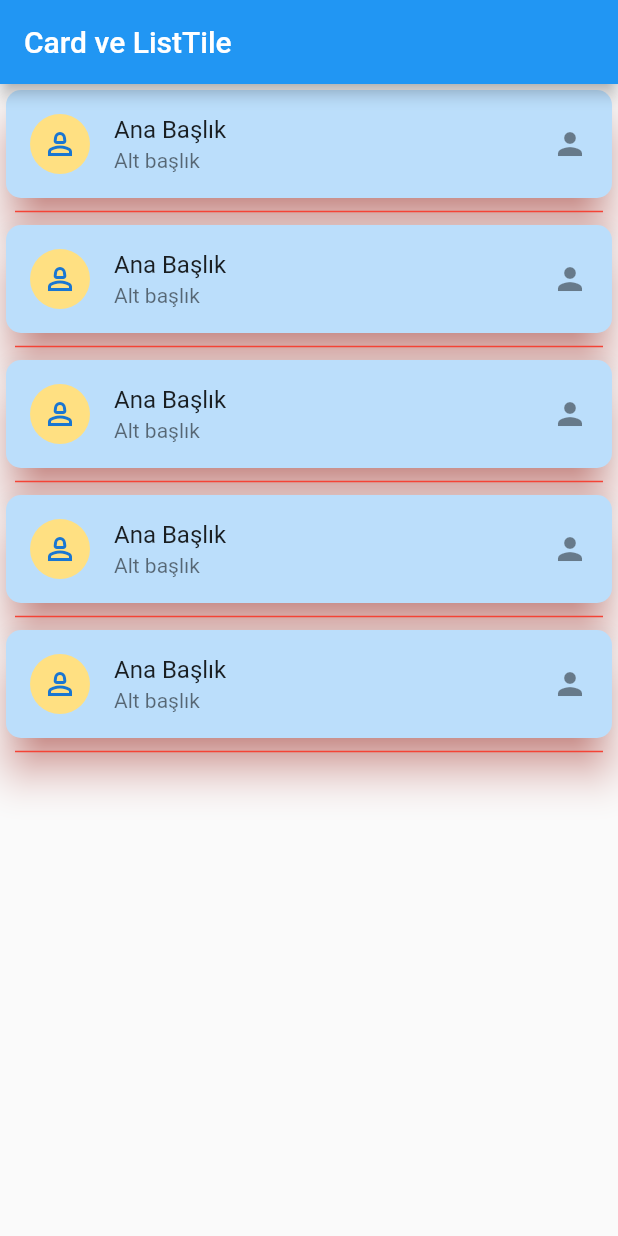
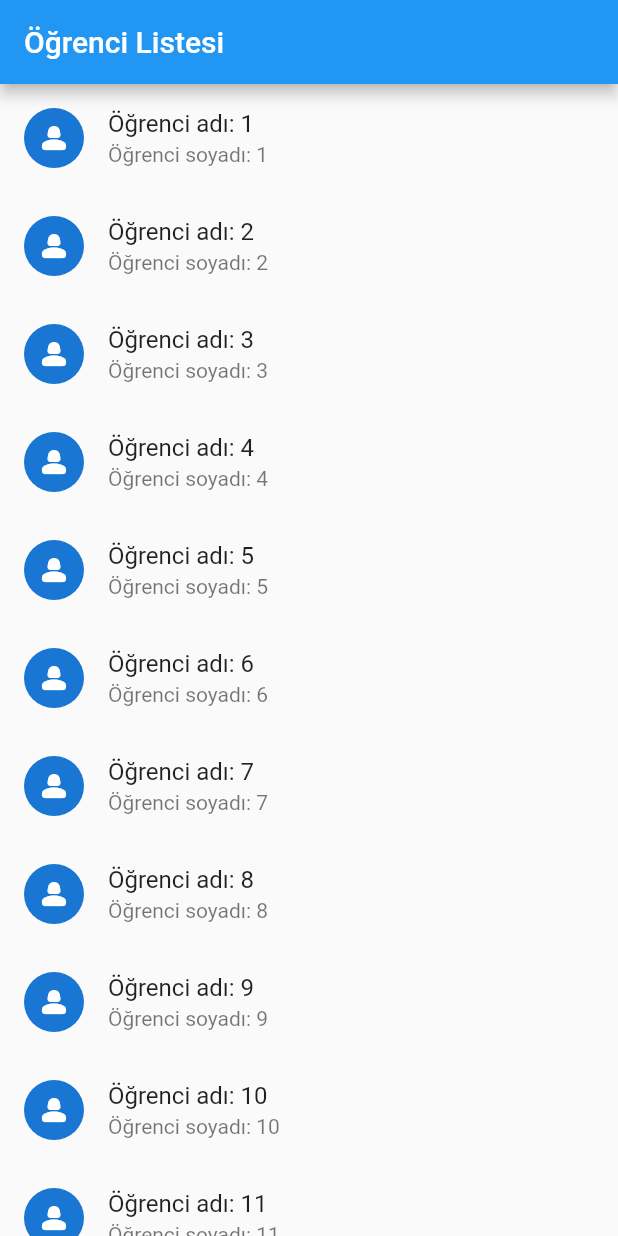
Before and after one commit to sinanfen/flutter_scrolls_app, a Flutter app: the screen it shows after launch, on a phone screen of 412 x 824 dp. Run offline on Flutter 3.47's test engine with Material 2 defaults, Android fonts, the phone set to English and light mode, and no system bars.

Commit message:
listTile and listView usage

```diff
--- /dev/null
+++ b/lib/listview_kullanimi.dart
@@ -0,0 +1,42 @@
+import 'package:flutter/material.dart';
+import 'package:flutter/src/widgets/framework.dart';
+import 'package:flutter/src/widgets/placeholder.dart';
+
+class ListViewKullanimi extends StatelessWidget {
+  ListViewKullanimi({super.key});
+
+  List<Ogrenci> tumOgrenciler = List.generate(
+    500,
+    (index) =>
+        Ogrenci(index + 1, 'Öğrenci adı: ${index + 1}', 'Öğrenci soyadı: ${index + 1}'),
+  );
+
+  @override
+  Widget build(BuildContext context) {
+    return Scaffold(
+      appBar: AppBar(
+        title: Text('Öğrenci Listesi'),
+      ),
+      body: ListView(
+        children: tumOgrenciler
+            .map((Ogrenci ogrenci) => ListTile(
+                  title: Text(ogrenci.isim),
+                  subtitle: Text(ogrenci.soyisim),
+                  leading: CircleAvatar(
+                      child: Icon(
+                    Icons.person_2_rounded,
+                  )),
+                ))
+            .toList(),
+      ),
+    );
+  }
+}
+
+class Ogrenci {
+  final int id;
+  final String isim;
+  final String soyisim;
+
+  Ogrenci(this.id, this.isim, this.soyisim);
+}
--- a/lib/main.dart
+++ b/lib/main.dart
@@ -1,5 +1,6 @@
 import 'package:flutter/material.dart';
 import 'package:flutter_scrolls_app/card_listtile.dart';
+import 'package:flutter_scrolls_app/listview_kullanimi.dart';
 
 void main() => runApp(const MyApp());
 
@@ -10,7 +11,7 @@ class MyApp extends StatelessWidget {
   Widget build(BuildContext context) {
     return MaterialApp(
       title: 'Material App',
-      home: CardVeListtileKullanimi(),
+      home: ListViewKullanimi(),
     );
   }
 }
```
Also changed, not shown: lib/card_listtile.dart (+44 -6 lines).
